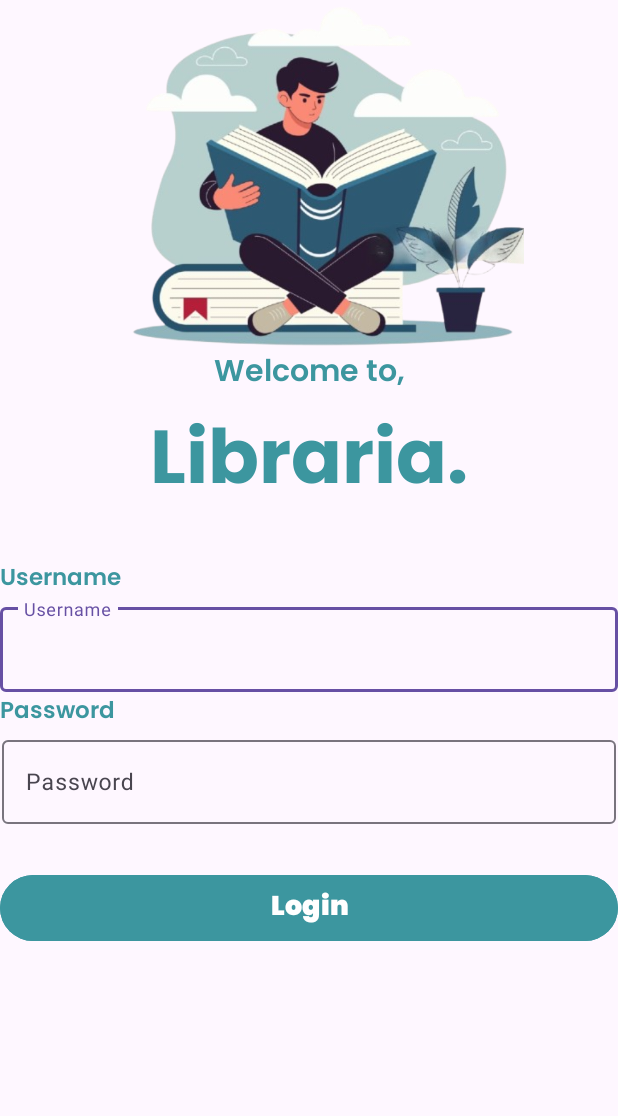
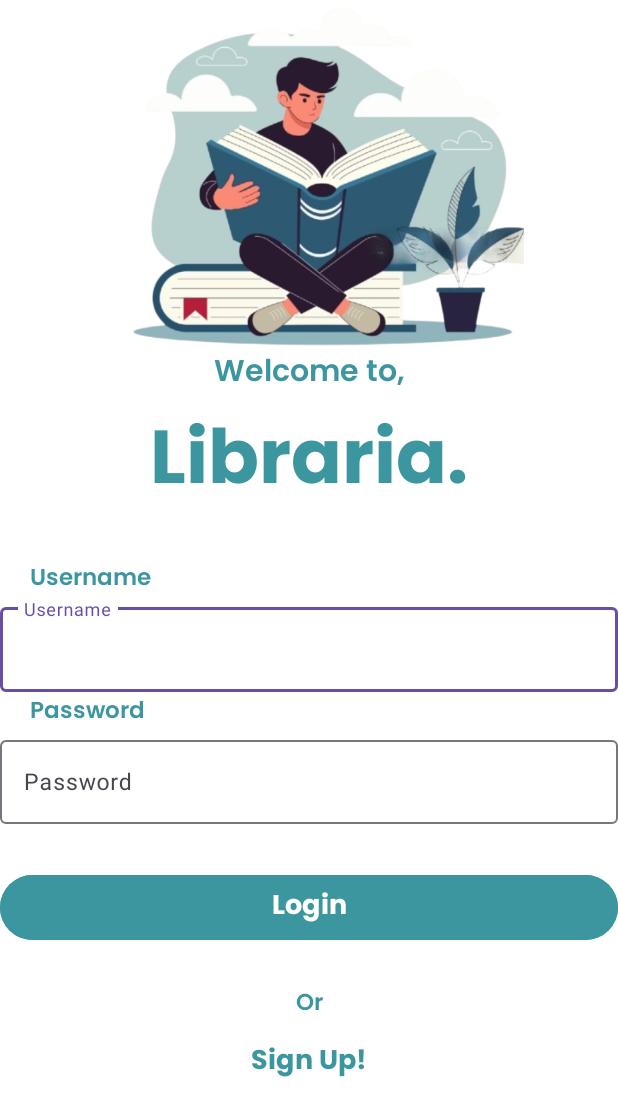
Before and after one commit to ilhamsuryap/perpusMobile, an Android app: the layout activity_login.xml on its own in the app's theme, with its tools: preview values and no code run, on a phone screen of 412 x 824 dp. Shown: the top 1116 px of the screen. Run offline under Robolectric (Android 15) with nearby library versions, the phone set to English and light mode, and no system bars.

Commit message:
1. perbaikan halaman login dan daftar 2. tambahan fungsi untuk detail buku 3. modif beberapa file .kt untuk detail buku

```diff
--- a/app/src/main/java/com/example/perpustakaan/database/PerpustakaanDatabase.kt
+++ b/app/src/main/java/com/example/perpustakaan/database/PerpustakaanDatabase.kt
@@ -8,11 +8,15 @@ import com.example.perpustakaan.Dao.DaoBuku
 import com.example.perpustakaan.Dao.Buku
 import com.example.perpustakaan.Dao.DaoPinjam
 import com.example.perpustakaan.entity.Pinjam
+import com.example.perpustakaan.user.user
+import com.example.perpustakaan.user.userDAO
 
-@Database(entities = [Buku::class, Pinjam::class], version = 2, exportSchema = false)
+@Database(entities = [Buku::class, Pinjam::class, user::class], version = 3, exportSchema = false)
 abstract class PerpustakaanDatabase : RoomDatabase() {
     abstract fun daobuku(): DaoBuku
     abstract fun daopinjam(): DaoPinjam
+    abstract fun userDAO(): userDAO
+
 
     companion object{
         @Volatile
--- a/app/src/main/java/com/example/perpustakaan/user/userDAO.kt
+++ b/app/src/main/java/com/example/perpustakaan/user/userDAO.kt
@@ -7,15 +7,12 @@ import androidx.room.Query
 @Dao
 interface userDAO {
 
-    // Fungsi untuk memasukkan data user baru
     @Insert
     suspend fun insert(user: user)
 
-    // Fungsi untuk mengecek apakah username sudah ada
     @Query("SELECT * FROM users WHERE username = :username LIMIT 1")
     suspend fun getUserByUsername(username: String): user?
 
-    // Fungsi login untuk mengecek kecocokan username dan password
     @Query("SELECT * FROM users WHERE username = :username AND password = :password LIMIT 1")
     suspend fun login(username: String, password: String): user?
 }
--- a/app/src/main/res/layout/activity_login.xml
+++ b/app/src/main/res/layout/activity_login.xml
@@ -3,6 +3,7 @@
     xmlns:app="http://schemas.android.com/apk/res-auto"
     xmlns:tools="http://schemas.android.com/tools"
     android:id="@+id/main"
+    android:background="@color/white"
     android:layout_width="match_parent"
     android:layout_height="match_parent"
     tools:context=".user.Login">
@@ -66,8 +67,8 @@
         android:layout_height="wrap_content"
         android:text="Username"
         android:fontFamily="@font/poppinssemibold"
-
         android:textColor="#3C969F"
+        android:layout_marginLeft="20dp"
         android:layout_marginTop="20dp"
         android:textSize="15sp"
         app:layout_constraintStart_toStartOf="parent"
@@ -75,19 +76,19 @@
 
     <TextView
         android:id="@+id/pss"
-        android:layout_width="match_parent"
+        android:layout_width="wrap_content"
         android:layout_height="wrap_content"
         android:text="Password"
         android:fontFamily="@font/poppinssemibold"
         android:textColor="#3C969F"
+        android:layout_marginLeft="20dp"
         android:textSize="15sp"
         app:layout_constraintStart_toStartOf="parent"
-        app:layout_constraintEnd_toEndOf="parent"
         app:layout_constraintTop_toBottomOf="@id/Inputusr"
         />
 
     <com.google.android.material.textfield.TextInputLayout
-        android:layout_width="409dp"
+        android:layout_width="match_parent"
         android:id="@+id/Inputpss"
         android:layout_height="wrap_content"
         app:layout_constraintStart_toStartOf="parent"
@@ -108,7 +109,7 @@
         android:layout_width="match_parent"
         android:layout_height="wrap_content"
         android:text="Login"
-        android:fontFamily="@font/poppinsblack"
+        android:fontFamily="@font/poppinsbold"
         android:textSize="18sp"
         android:textColor="@color/white"
         android:backgroundTint="#3C969F"
@@ -117,6 +118,33 @@
         app:layout_constraintEnd_toEndOf="parent"
         android:layout_marginTop="30dp"/>
 
+    <Button
+        android:id="@+id/btnRegis"
+        android:layout_width="wrap_content"
+        android:layout_height="wrap_content"
+        android:backgroundTint="#00FFFFFF"
+        android:text="Sign Up!"
+        android:fontFamily="@font/poppinsbold"
+        android:textSize="18sp"
+        android:textColor="#3C969F"
+        app:layout_constraintEnd_toEndOf="parent"
+        app:layout_constraintStart_toStartOf="parent"
+        app:layout_constraintTop_toBottomOf="@+id/textView6" />
+
+    <TextView
+        android:id="@+id/textView6"
+        android:layout_width="wrap_content"
+        android:layout_height="wrap_content"
+        android:text="Or"
+        android:fontFamily="@font/poppinssemibold"
+        android:textSize="15sp"
+        android:textColor="#3C969F"
+        android:layout_marginVertical="25dp"
+        app:layout_constraintTop_toBottomOf="@id/btnLogin"
+        app:layout_constraintEnd_toEndOf="parent"
+        app:layout_constraintStart_toStartOf="parent"
+        tools:layout_editor_absoluteX="40dp"
+        tools:layout_editor_absoluteY="651dp" />
 
 
 </androidx.constraintlayout.widget.ConstraintLayout>
--- a/app/src/main/res/layout/detailbuku.xml
+++ b/app/src/main/res/layout/detailbuku.xml
@@ -1,12 +1,12 @@
 <?xml version="1.0" encoding="utf-8"?>
-<androidx.constraintlayout.widget.ConstraintLayout
-    xmlns:android="http://schemas.android.com/apk/res/android"
+<androidx.constraintlayout.widget.ConstraintLayout xmlns:android="http://schemas.android.com/apk/res/android"
     xmlns:app="http://schemas.android.com/apk/res-auto"
     android:layout_width="match_parent"
     android:layout_height="match_parent"
+    xmlns:tools="http://schemas.android.com/tools"
+    tools:context=".detailbuku.detail"
     android:background="#F5F5F5">
 
-    <!-- Header -->
     <TextView
         android:id="@+id/tv_header"
         android:layout_width="0dp"
```
Also changed, not shown: app/src/main/AndroidManifest.xml (+13 -2 lines), app/src/main/java/com/example/perpustakaan/ListBuku/DataPinjam.kt (added, +32 -0 lines), app/src/main/java/com/example/perpustakaan/adapter/BukuAdapter.kt (+12 -5 lines), app/src/main/java/com/example/perpustakaan/daftarbukuActivity/DaftarBukuActivity.kt (+15 -10 lines), app/src/main/java/com/example/perpustakaan/detailbuku/detail.kt (added, +24 -0 lines), app/src/main/java/com/example/perpustakaan/user/Daftar.kt (+3 -6 lines), app/src/main/java/com/example/perpustakaan/user/Login.kt (+13 -6 lines), app/src/main/res/layout/activity_daftar.xml (+12 -7 lines), app/src/main/res/layout/style_daftar_buku.xml (+14 -4 lines).
